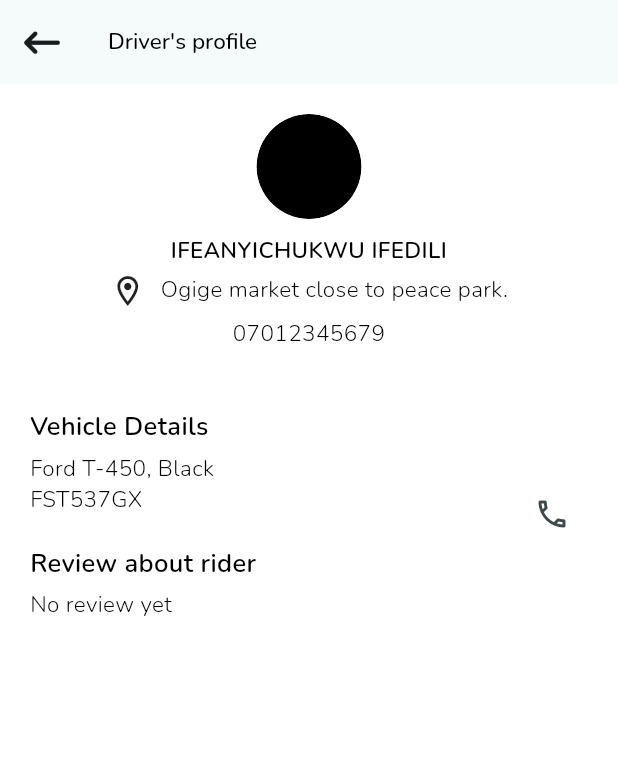
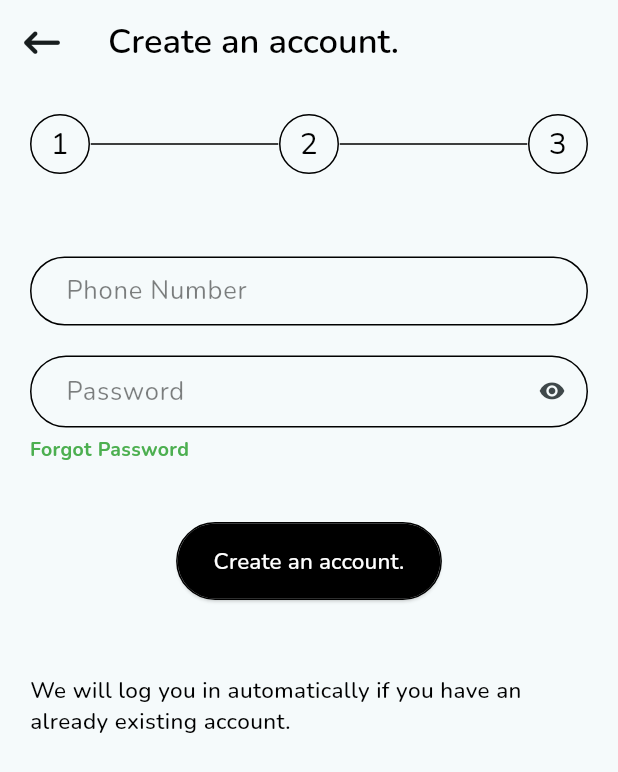
Before and after one commit to codeZe-us/Truckhub, a Flutter app: the screen it shows after launch, on a phone screen of 412 x 824 dp. Shown: the top 772 px of the screen. Run offline on Flutter 3.47's test engine with Material 3 defaults, Android fonts, the phone set to English and light mode, and no system bars; our stand-ins replace dots_indicator, firebase_core, flutter_hooks, flutter_rating_bar, flutter_svg, flutter_typeahead and 6 more; accounts and stored records are empty.

Commit message:
Done with the create account screen of the account creation pageview.

```diff
--- a/lib/main.dart
+++ b/lib/main.dart
@@ -2,6 +2,7 @@ import 'package:flutter/material.dart';
 
 // firebase
 import 'package:firebase_core/firebase_core.dart';
+import 'package:truckhub/screens/views/account_creation_pageview/main_view.dart';
 import 'package:truckhub/screens/views/welcome_back_screen.dart';
 import 'package:truckhub/screens/views/welcome_to_truckhub_screen.dart';
 import 'firebase_options.dart';
@@ -52,7 +53,7 @@ class MyApp extends StatelessWidget {
         colorScheme: ColorScheme.fromSeed(seedColor: whiteColor),
         useMaterial3: true,
       ),
-      home: const DriversProfileView()
+      home: const AccountCreationPageView()
     );
   }
 }
--- a/lib/screens/constants/strings.dart
+++ b/lib/screens/constants/strings.dart
@@ -50,6 +50,8 @@ const ifeanyiString = 'Ifeanyichukwu Ifedili has responded your ride';
 const riderString = 'Rider';
 const cancelString = 'Cancel';
 const continueString = 'Continue';
+const horizontalLineString = '_';
+const automaticLogInString = 'We will log you in automatically if you have an already existing account.';
 const findAtruckString = 'Find a truck';
 const earnAsDriverString = 'Earn as a driver';
 const cancelYourRideString = 'Sure you want to cancel your ride?';
--- /dev/null
+++ b/lib/screens/custom_widgets/animated_container_widget.dart
@@ -0,0 +1,76 @@
+import 'package:flutter/material.dart';
+import 'package:truckhub/screens/constants/colors.dart';
+import 'package:truckhub/screens/constants/fontsizes.dart';
+import 'package:truckhub/screens/constants/fontweights.dart';
+import 'package:truckhub/screens/constants/strings.dart';
+import 'package:truckhub/screens/custom_widgets/text_widget.dart';
+
+class GenericCircleAnimateContainer extends StatelessWidget {
+  final String numberString;
+  final Color? color;
+
+  const GenericCircleAnimateContainer({
+    super.key,
+    required this.numberString,
+    this.color
+  });
+
+  @override
+  Widget build(BuildContext context) {
+    return AnimatedContainer(
+      alignment: Alignment.center,
+      duration: const Duration(milliseconds: 500),
+      height: 40,
+      width: 40,
+      decoration: BoxDecoration(
+        shape: BoxShape.circle,
+        color: color,
+        border: Border.all(
+          color: color ?? blackColor,
+          width: 1
+        )
+      ),
+      child: GenericText(
+        fontSize: fontSize4,
+        fontWeight: fontWeight4,
+        text: numberString
+      ),
+    );
+  }
+}
+
+
+
+
+
+class GenericLineAnimateContainer extends StatelessWidget {
+  final Color? color;
+
+  const GenericLineAnimateContainer({
+    super.key,
+    this.color
+  });
+
+  @override
+  Widget build(BuildContext context) {
+    return AnimatedContainer(
+      alignment: Alignment.center,
+      duration: const Duration(milliseconds: 500),
+      height: 1,
+      width: 50,
+      decoration: BoxDecoration(
+        shape: BoxShape.rectangle,
+        //color: greenColor,
+        border: Border.all(
+          color: color ?? blackColor,
+          width: 1
+        )
+      ),
+      child: const GenericText(
+        fontSize: fontSize4,
+        fontWeight: fontWeight4,
+        text: horizontalLineString
+      ),
+    );
+  }
+}
--- /dev/null
+++ b/lib/screens/views/account_creation_pageview/main_view.dart
@@ -0,0 +1,102 @@
+import 'package:flutter/material.dart';
+import 'package:font_awesome_flutter/font_awesome_flutter.dart';
+import 'package:gap/gap.dart';
+import 'package:truckhub/screens/constants/colors.dart';
+import 'package:truckhub/screens/constants/fontsizes.dart';
+import 'package:truckhub/screens/constants/fontweights.dart';
+import 'package:truckhub/screens/constants/strings.dart';
+import 'package:truckhub/screens/custom_widgets/animated_container_widget.dart';
+import 'package:truckhub/screens/custom_widgets/annotated_region_widget.dart';
+import 'package:truckhub/screens/custom_widgets/text_widget.dart';
+import 'package:truckhub/screens/views/account_creation_pageview/sub_views/create_account_view.dart';
+import 'package:truckhub/screens/views/confirm_phone_number/pincode_view.dart';
+import 'package:truckhub/screens/views/welcome_back_screen.dart';
+
+class AccountCreationPageView extends StatefulWidget {
+  const AccountCreationPageView({super.key});
+
+  @override
+  State<AccountCreationPageView> createState() => _AccountCreationPageViewState();
+}
+
+class _AccountCreationPageViewState extends State<AccountCreationPageView> {
+  late PageController controller;
+  late TextEditingController phoneNumberController,
+  passwordController;
+
+  @override
+  void initState(){
+    controller = PageController(initialPage: 0);
+    phoneNumberController = TextEditingController();
+    passwordController = TextEditingController();
+    super.initState();
+  }
+
+  @override
+  void dispose(){
+    controller.dispose();
+    phoneNumberController.dispose();
+    passwordController.dispose();
+    super.dispose();
+  }
+
+  @override
+  Widget build(BuildContext context) {
+    return GenericAnnotatedRegion(
+      child: Scaffold(
+        appBar: AppBar(
+          leading: IconButton(
+            icon: const FaIcon(FontAwesomeIcons.arrowLeftLong),
+            onPressed: (){
+              //Implement the functionality of this IconButton here
+            },
+          ),
+          title: const GenericText(
+            color: blackColor,
+            fontSize: fontSize4half,
+            fontWeight: fontWeight6,
+            text: createAnAccountString,
+          ),
+        ),
+
+        body: ListView(
+          children: [
+            const Gap(20),
+            const Padding(
+              padding: EdgeInsets.fromLTRB(20, 0, 20, 0),
+              child: Row(
+                mainAxisSize: MainAxisSize.min,
+                children: [
+                  GenericCircleAnimateContainer(numberString: '1'),
+                  Expanded(
+                    child: GenericLineAnimateContainer()
+                  ),
+                  GenericCircleAnimateContainer(numberString: '2'),
+                  Expanded(
+                    child: GenericLineAnimateContainer()
+                  ),
+                  GenericCircleAnimateContainer(numberString: '3')
+                ],
+              ),
+            ),
+
+            const Gap(20),
+            Container(
+              height: 500,
+              child: PageView(
+                controller: controller,
+                children: [
+                  CreateAccountSubPageView(
+                    passwordController: passwordController,
+                    phoneNumberController: phoneNumberController,
+                  ),
+                  ConfirmPhoneNumberScreen(),
+                ],
+              ),
+            )
+          ],
+        )
+      ),
+    );
+  }
+}
--- /dev/null
+++ b/lib/screens/views/account_creation_pageview/sub_views/create_account_view.dart
@@ -0,0 +1,84 @@
+import 'package:flutter/material.dart';
+import 'package:gap/gap.dart';
+import 'package:truckhub/screens/constants/colors.dart';
+import 'package:truckhub/screens/constants/fontsizes.dart';
+import 'package:truckhub/screens/constants/fontweights.dart';
+import 'package:truckhub/screens/constants/strings.dart';
+import 'package:truckhub/screens/custom_widgets/elevated_button_widget.dart';
+import 'package:truckhub/screens/custom_widgets/rich_text_widget.dart';
+import 'package:truckhub/screens/custom_widgets/text_widget.dart';
+import 'package:truckhub/screens/custom_widgets/textbutton_widget.dart';
+import 'package:truckhub/screens/custom_widgets/textfield_widget.dart';
+
+
+ValueNotifier<bool> valueNotifier = ValueNotifier<bool>(false);
+
+class CreateAccountSubPageView extends StatelessWidget {
+  final TextEditingController phoneNumberController,
+  passwordController;
+
+  const CreateAccountSubPageView({
+    super.key,
+    required this.passwordController,
+    required this.phoneNumberController
+  });
+
+  @override
+  Widget build(BuildContext context) {
+    return Padding(
+      padding: const EdgeInsets.all(20.0),
+      child: Column(
+        //crossAxisAlignment: CrossAxisAlignment.stretch,
+        mainAxisSize: MainAxisSize.min,
+        children: [
+          const Gap(15),
+          GenericTextField(
+            hintText: phoneNumberString,
+            controller: phoneNumberController,
+          ),
+          const Gap(20),
+          ValueListenableBuilder<bool>(
+            valueListenable: valueNotifier,
+            builder: (_, value, __) {
+              return GenericTextField(
+                obscureText: !value,
+                suffixIcon: IconButton(
+                  onPressed: () => valueNotifier.value = !valueNotifier.value,
+                  icon: Icon(
+                    value ? Icons.visibility_off_rounded : Icons.visibility_rounded
+                  )
+                ),
+                hintText: passwordString,
+                controller: passwordController,
+              );
+            },
+          ),
+          const Gap(5),
+          Align(
+            alignment: Alignment.centerLeft,
+            child: GenericTextButton(
+              onTap: (){
+                //Implement the funtionality of this TextButton here
+              },
+              title: forgotPasswordString
+            ),
+          ),
+          const Gap(40),
+          GenericElevatedButton(
+            onPressed: (){
+              //Implement the Log in funtionality here.
+            },
+            title: createAnAccountString
+          ),
+          const Gap(50),
+          const GenericText(
+            noCenterAlign: true,
+            fontSize: fontSize3,
+            fontWeight: fontWeight5,
+            text: automaticLogInString
+          )
+        ],
+      ),
+    );
+  }
+}
--- a/lib/screens/views/home_screen/sub_view/account_view/driver_profile.dart
+++ b/lib/screens/views/home_screen/sub_view/account_view/driver_profile.dart
@@ -28,6 +28,7 @@ class DriversProfileView extends StatelessWidget {
           fontWeight: fontWeight5,
         ),
       ),
+
       body: Padding(
         padding: const EdgeInsets.all(20),
         child: SingleChildScrollView(
--- a/lib/screens/views/welcome_back_screen.dart
+++ b/lib/screens/views/welcome_back_screen.dart
@@ -1,5 +1,4 @@
 import 'package:flutter/material.dart';
-import 'package:flutter/widgets.dart';
 import 'package:font_awesome_flutter/font_awesome_flutter.dart';
 import 'package:gap/gap.dart';
 import 'package:truckhub/screens/constants/colors.dart';
```
Also changed, not shown: lib/screens/views/account_creation_pageview/sub_views/confirm_phone_number_view.dart (added), lib/screens/views/account_creation_pageview/sub_views/setup_account_view.dart (added).
